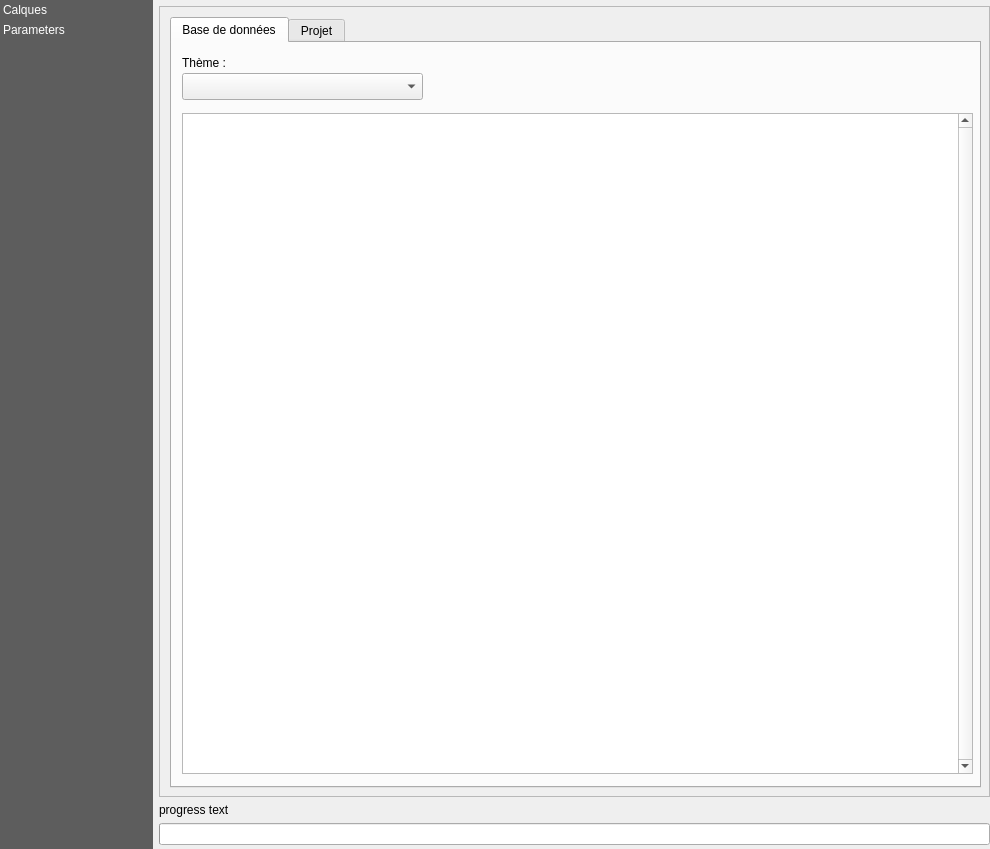
Qt form tellae/dialogs/main_window.ui (tellae/qgis-tellae-plugin) before a commit.
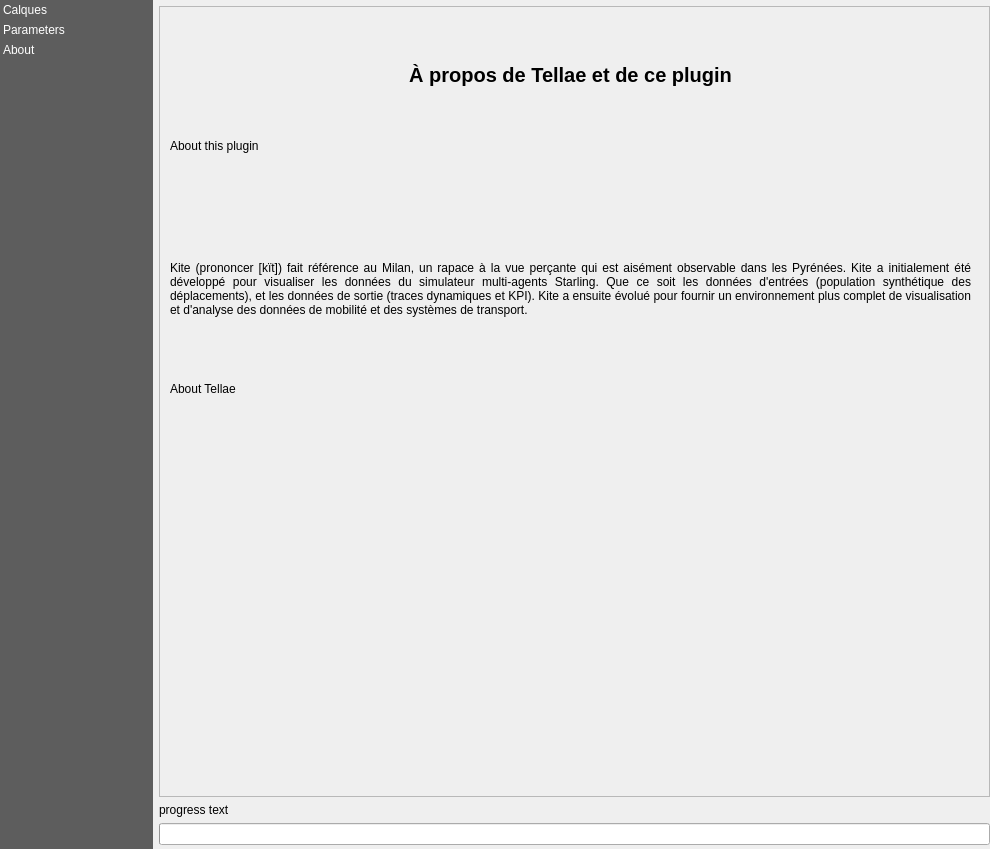
The same form after that commit. The open tabs and pages were chosen to show the change. Custom widgets are drawn as their Qt base class.

Commit message: move about text to separate panel

```diff
--- a/tellae/dialogs/main_window.ui
+++ b/tellae/dialogs/main_window.ui
@@ -110,6 +110,11 @@
        <string>Parameters</string>
       </property>
      </item>
+     <item>
+      <property name="text">
+       <string>About</string>
+      </property>
+     </item>
     </widget>
    </item>
    <item>
@@ -172,7 +177,7 @@
          <item>
           <widget class="QStackedWidget" name="stacked_panels_widget">
            <property name="currentIndex">
-            <number>0</number>
+            <number>2</number>
            </property>
            <widget class="QWidget" name="layers">
             <widget class="QWidget" name="verticalLayoutWidget">
@@ -330,39 +335,6 @@
               <string>Logged in as</string>
              </property>
             </widget>
-            <widget class="QWidget" name="verticalLayoutWidget_2">
-             <property name="geometry">
-              <rect>
-               <x>0</x>
-               <y>480</y>
-               <width>821</width>
-               <height>291</height>
-              </rect>
-             </property>
-             <layout class="QVBoxLayout" name="verticalLayout_2">
-              <item>
-               <widget class="QLabel" name="label_6">
-                <property name="text">
-                 <string>TextLabel</string>
-                </property>
-               </widget>
-              </item>
-              <item>
-               <widget class="QLabel" name="label_5">
-                <property name="text">
-                 <string>TextLabel</string>
-                </property>
-               </widget>
-              </item>
-              <item>
-               <widget class="QLabel" name="label_7">
-                <property name="text">
-                 <string>TextLabel</string>
-                </property>
-               </widget>
-              </item>
-             </layout>
-            </widget>
             <widget class="Line" name="line">
              <property name="geometry">
               <rect>
@@ -396,39 +368,6 @@
               <string>Projet séléctionné</string>
              </property>
             </widget>
-            <widget class="Line" name="line_2">
-             <property name="geometry">
-              <rect>
-               <x>10</x>
-               <y>420</y>
-               <width>811</width>
-               <height>20</height>
-              </rect>
-             </property>
-             <property name="orientation">
-              <enum>Qt::Horizontal</enum>
-             </property>
-            </widget>
-            <widget class="QLabel" name="label_10">
-             <property name="geometry">
-              <rect>
-               <x>250</x>
-               <y>440</y>
-               <width>321</width>
-               <height>31</height>
-              </rect>
-             </property>
-             <property name="font">
-              <font>
-               <pointsize>15</pointsize>
-               <weight>75</weight>
-               <bold>true</bold>
-              </font>
-             </property>
-             <property name="text">
-              <string>À propos de Tellae et de ce plugin</string>
-             </property>
-            </widget>
             <widget class="QLabel" name="projectName">
              <property name="geometry">
               <rect>
@@ -472,6 +411,79 @@
              </property>
             </widget>
            </widget>
+           <widget class="QWidget" name="page">
+            <widget class="QWidget" name="verticalLayoutWidget_3">
+             <property name="geometry">
+              <rect>
+               <x>10</x>
+               <y>10</y>
+               <width>801</width>
+               <height>481</height>
+              </rect>
+             </property>
+             <layout class="QVBoxLayout" name="verticalLayout_3">
+              <item>
+               <widget class="QLabel" name="label_10">
+                <property name="font">
+                 <font>
+                  <pointsize>15</pointsize>
+                  <weight>75</weight>
+                  <bold>true</bold>
+                 </font>
+                </property>
+                <property name="text">
+                 <string>À propos de Tellae et de ce plugin</string>
+                </property>
+                <property name="alignment">
+                 <set>Qt::AlignCenter</set>
+                </property>
+                <property name="wordWrap">
+                 <bool>true</bool>
+                </property>
+               </widget>
+              </item>
+              <item>
+               <widget class="QLabel" name="label_6">
+                <property name="text">
+                 <string>About this plugin</string>
+                </property>
+                <property name="alignment">
+                 <set>Qt::AlignJustify|Qt::AlignTop</set>
+                </property>
+                <property name="wordWrap">
+                 <bool>true</bool>
+                </property>
+               </widget>
+              </item>
+              <item>
+               <widget class="QLabel" name="label_7">
+                <property name="text">
+                 <string>Kite (prononcer [kït]) fait référence au Milan, un rapace à la vue perçante qui est aisément observable dans les Pyrénées. Kite a initialement été développé pour visualiser les données du simulateur multi-agents Starling. Que ce soit les données d'entrées (population synthétique des déplacements), et les données de sortie (traces dynamiques et KPI). Kite a ensuite évolué pour fournir un environnement plus complet de visualisation et d'analyse des données de mobilité et des systèmes de transport.</string>
+                </property>
+                <property name="alignment">
+                 <set>Qt::AlignJustify|Qt::AlignTop</set>
+                </property>
+                <property name="wordWrap">
+                 <bool>true</bool>
+                </property>
+               </widget>
+              </item>
+              <item>
+               <widget class="QLabel" name="about_plugin">
+                <property name="text">
+                 <string>About Tellae</string>
+                </property>
+                <property name="alignment">
+                 <set>Qt::AlignJustify|Qt::AlignTop</set>
+                </property>
+                <property name="wordWrap">
+                 <bool>true</bool>
+                </property>
+               </widget>
+              </item>
+             </layout>
+            </widget>
+           </widget>
           </widget>
          </item>
         </layout>
```
Left out of the diff: 6 changed lines with no effect on the pictures. The commit also changes 6 other files.
